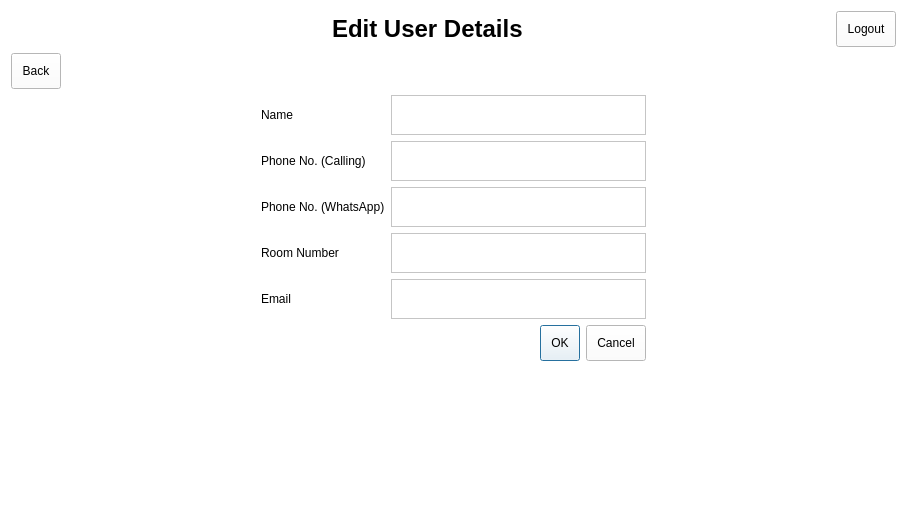
Old version of the form editdetails.ui in the repository arc-bphc/sims-gui.
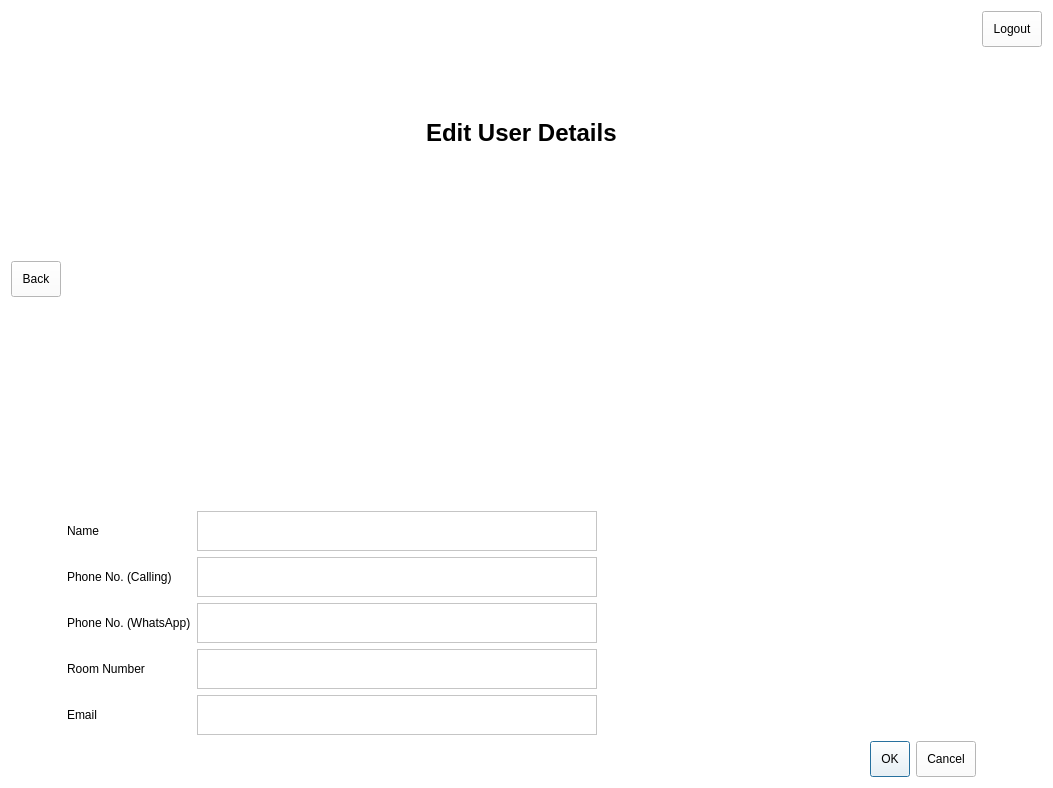
New version of the form. Icons and pictures are not drawn.

Commit message: Touched up edit details

Patch:
```diff
--- a/editdetails.ui
+++ b/editdetails.ui
@@ -6,8 +6,8 @@
    <rect>
     <x>0</x>
     <y>0</y>
-    <width>907</width>
-    <height>508</height>
+    <width>1053</width>
+    <height>788</height>
    </rect>
   </property>
   <property name="maximumSize">
@@ -24,12 +24,10 @@
 QWidget {background-color: white}
 </string>
   </property>
-  <layout class="QGridLayout" name="gridLayout_3">
+  <layout class="QGridLayout" name="gridLayout_2">
    <item row="0" column="0">
-    <layout class="QVBoxLayout" name="verticalLayout">
-     <item>
-      <layout class="QHBoxLayout" name="horizontalLayout">
-       <item>
+    <layout class="QGridLayout" name="gridLayout">
+     <item row="0" column="0" alignment="Qt::AlignLeft|Qt::AlignTop">
         <widget class="QLabel" name="label_9">
          <property name="sizePolicy">
           <sizepolicy hsizetype="Fixed" vsizetype="Fixed">
@@ -54,40 +52,14 @@
          </property>
         </widget>
        </item>
-       <item>
-        <spacer name="horizontalSpacer">
-         <property name="orientation">
-          <enum>Qt::Horizontal</enum>
-         </property>
-         <property name="sizeHint" stdset="0">
-          <size>
-           <width>40</width>
-           <height>20</height>
-          </size>
-         </property>
-        </spacer>
-       </item>
-       <item>
+     <item row="0" column="1" colspan="2" alignment="Qt::AlignHCenter|Qt::AlignVCenter">
         <widget class="QLabel" name="label_10">
          <property name="text">
           <string>&lt;html&gt;&lt;head/&gt;&lt;body&gt;&lt;p&gt;&lt;span style=&quot; font-size:18pt; font-weight:600;&quot;&gt;Edit User Details&lt;/span&gt;&lt;/p&gt;&lt;/body&gt;&lt;/html&gt;</string>
          </property>
         </widget>
        </item>
-       <item>
-        <spacer name="horizontalSpacer_2">
-         <property name="orientation">
-          <enum>Qt::Horizontal</enum>
-         </property>
-         <property name="sizeHint" stdset="0">
-          <size>
-           <width>40</width>
-           <height>20</height>
-          </size>
-         </property>
-        </spacer>
-       </item>
-       <item alignment="Qt::AlignRight|Qt::AlignTop">
+     <item row="0" column="3" alignment="Qt::AlignRight|Qt::AlignTop">
         <widget class="QPushButton" name="pushButton">
          <property name="maximumSize">
           <size>
@@ -103,9 +75,7 @@
          </property>
         </widget>
        </item>
-      </layout>
-     </item>
-     <item alignment="Qt::AlignLeft|Qt::AlignTop">
+     <item row="1" column="0" alignment="Qt::AlignLeft|Qt::AlignTop">
       <widget class="QPushButton" name="pushButton_2">
        <property name="maximumSize">
         <size>
@@ -122,76 +92,7 @@
        </property>
       </widget>
      </item>
-     <item>
-      <layout class="QGridLayout" name="gridLayout_2">
-       <property name="leftMargin">
-        <number>250</number>
-       </property>
-       <property name="rightMargin">
-        <number>250</number>
-       </property>
        <item row="2" column="1">
-        <widget class="QTextEdit" name="textEdit_3">
-         <property name="sizePolicy">
-          <sizepolicy hsizetype="Preferred" vsizetype="Minimum">
-           <horstretch>0</horstretch>
-           <verstretch>0</verstretch>
-          </sizepolicy>
-         </property>
-         <property name="maximumSize">
-          <size>
-           <width>16777215</width>
-           <height>40</height>
-          </size>
-         </property>
-        </widget>
-       </item>
-       <item row="5" column="1">
-        <widget class="QTextEdit" name="textEdit_5">
-         <property name="sizePolicy">
-          <sizepolicy hsizetype="Preferred" vsizetype="Minimum">
-           <horstretch>0</horstretch>
-           <verstretch>0</verstretch>
-          </sizepolicy>
-         </property>
-         <property name="maximumSize">
-          <size>
-           <width>16777215</width>
-           <height>40</height>
-          </size>
-         </property>
-        </widget>
-       </item>
-       <item row="3" column="1">
-        <widget class="QTextEdit" name="textEdit_4">
-         <property name="sizePolicy">
-          <sizepolicy hsizetype="Preferred" vsizetype="Minimum">
-           <horstretch>0</horstretch>
-           <verstretch>0</verstretch>
-          </sizepolicy>
-         </property>
-         <property name="maximumSize">
-          <size>
-           <width>16777215</width>
-           <height>40</height>
-          </size>
-         </property>
-        </widget>
-       </item>
-       <item row="5" column="0">
-        <widget class="QLabel" name="label_5">
-         <property name="maximumSize">
-          <size>
-           <width>16777215</width>
-           <height>40</height>
-          </size>
-         </property>
-         <property name="text">
-          <string>Email</string>
-         </property>
-        </widget>
-       </item>
-       <item row="0" column="0">
         <widget class="QLabel" name="label">
          <property name="maximumSize">
           <size>
@@ -204,20 +105,26 @@
          </property>
         </widget>
        </item>
-       <item row="3" column="0">
-        <widget class="QLabel" name="label_4">
+     <item row="2" column="2">
+      <widget class="QTextEdit" name="textEdit">
+       <property name="enabled">
+        <bool>false</bool>
+       </property>
+       <property name="sizePolicy">
+        <sizepolicy hsizetype="Preferred" vsizetype="Minimum">
+         <horstretch>0</horstretch>
+         <verstretch>0</verstretch>
+        </sizepolicy>
+       </property>
          <property name="maximumSize">
           <size>
-           <width>16777215</width>
+         <width>400</width>
            <height>40</height>
           </size>
          </property>
-         <property name="text">
-          <string>Room Number</string>
-         </property>
-        </widget>
-       </item>
-       <item row="1" column="0">
+      </widget>
+     </item>
+     <item row="3" column="1">
         <widget class="QLabel" name="label_2">
          <property name="maximumSize">
           <size>
@@ -230,7 +137,23 @@
          </property>
         </widget>
        </item>
-       <item row="2" column="0">
+     <item row="3" column="2">
+      <widget class="QTextEdit" name="textEdit_2">
+       <property name="sizePolicy">
+        <sizepolicy hsizetype="Preferred" vsizetype="Minimum">
+         <horstretch>0</horstretch>
+         <verstretch>0</verstretch>
+        </sizepolicy>
+       </property>
+       <property name="maximumSize">
+        <size>
+         <width>400</width>
+         <height>40</height>
+        </size>
+       </property>
+      </widget>
+     </item>
+     <item row="4" column="1">
         <widget class="QLabel" name="label_3">
          <property name="maximumSize">
           <size>
@@ -243,62 +166,86 @@
          </property>
         </widget>
        </item>
-       <item row="1" column="1">
-        <widget class="QTextEdit" name="textEdit_2">
+     <item row="4" column="2">
+      <widget class="QTextEdit" name="textEdit_3">
          <property name="sizePolicy">
           <sizepolicy hsizetype="Preferred" vsizetype="Minimum">
            <horstretch>0</horstretch>
            <verstretch>0</verstretch>
           </sizepolicy>
          </property>
+       <property name="maximumSize">
+        <size>
+         <width>400</width>
+         <height>40</height>
+        </size>
+       </property>
+      </widget>
+     </item>
+     <item row="5" column="1">
+      <widget class="QLabel" name="label_4">
          <property name="maximumSize">
           <size>
            <width>16777215</width>
+         <height>40</height>
+        </size>
+       </property>
+       <property name="text">
+        <string>Room Number</string>
+       </property>
+      </widget>
+     </item>
+     <item row="5" column="2">
+      <widget class="QTextEdit" name="textEdit_4">
+       <property name="sizePolicy">
+        <sizepolicy hsizetype="Preferred" vsizetype="Minimum">
+         <horstretch>0</horstretch>
+         <verstretch>0</verstretch>
+        </sizepolicy>
+       </property>
+       <property name="maximumSize">
+        <size>
+         <width>400</width>
            <height>40</height>
           </size>
          </property>
         </widget>
        </item>
        <item row="6" column="1">
+      <widget class="QLabel" name="label_5">
+       <property name="maximumSize">
+        <size>
+         <width>16777215</width>
+         <height>40</height>
+        </size>
+       </property>
+       <property name="text">
+        <string>Email</string>
+       </property>
+      </widget>
+     </item>
+     <item row="6" column="2">
+      <widget class="QTextEdit" name="textEdit_5">
+       <property name="sizePolicy">
+        <sizepolicy hsizetype="Preferred" vsizetype="Minimum">
+         <horstretch>0</horstretch>
+         <verstretch>0</verstretch>
+        </sizepolicy>
+       </property>
+       <property name="maximumSize">
+        <size>
+         <width>400</width>
+         <height>40</height>
+        </size>
+       </property>
+      </widget>
+     </item>
+     <item row="7" column="2">
         <widget class="QDialogButtonBox" name="buttonBox">
          <property name="standardButtons">
           <set>QDialogButtonBox::Cancel|QDialogButtonBox::Ok</set>
          </property>
         </widget>
-       </item>
-       <item row="0" column="1">
-        <widget class="QTextEdit" name="textEdit">
-         <property name="enabled">
-          <bool>false</bool>
-         </property>
-         <property name="sizePolicy">
-          <sizepolicy hsizetype="Preferred" vsizetype="Minimum">
-           <horstretch>0</horstretch>
-           <verstretch>0</verstretch>
-          </sizepolicy>
-         </property>
-         <property name="maximumSize">
-          <size>
-           <width>16777215</width>
-           <height>40</height>
-          </size>
-         </property>
-        </widget>
-       </item>
-      </layout>
-     </item>
-     <item>
-      <spacer name="verticalSpacer">
-       <property name="orientation">
-        <enum>Qt::Vertical</enum>
-       </property>
-       <property name="sizeHint" stdset="0">
-        <size>
-         <width>20</width>
-         <height>40</height>
-        </size>
-       </property>
-      </spacer>
      </item>
     </layout>
    </item>
```
Left out of the diff: 3 changed lines with no effect on the pictures. Lines whose indentation alone changed are shown as unchanged.
